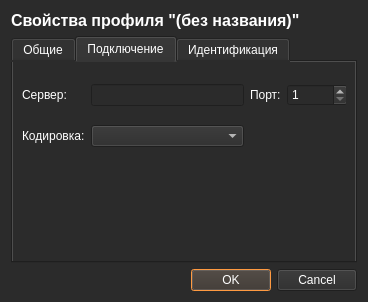
Qt form 003.ui (HSDChannel/irc-client) before a commit.
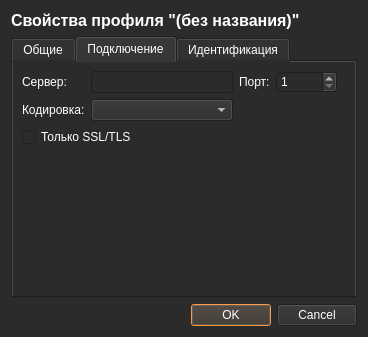
The same form after that commit. The open tabs and pages were chosen to show the change.

The edit to the form file:
```diff
--- a/003.ui
+++ b/003.ui
@@ -7,7 +7,7 @@
     <x>0</x>
     <y>0</y>
     <width>368</width>
-    <height>302</height>
+    <height>337</height>
    </rect>
   </property>
   <property name="minimumSize">
@@ -260,15 +260,14 @@
          <property name="frameShadow">
           <enum>QFrame::Raised</enum>
          </property>
-         <widget class="QWidget" name="layoutWidget">
-          <property name="geometry">
-           <rect>
-            <x>0</x>
-            <y>0</y>
-            <width>326</width>
-            <height>90</height>
-           </rect>
+         <layout class="QVBoxLayout" name="verticalLayout_5">
+          <property name="leftMargin">
+           <number>0</number>
           </property>
+          <property name="topMargin">
+           <number>0</number>
+          </property>
+          <item>
           <layout class="QGridLayout" name="gridLayout_2">
            <property name="verticalSpacing">
             <number>6</number>
@@ -337,7 +336,32 @@
             </widget>
            </item>
           </layout>
-         </widget>
+          </item>
+          <item>
+           <layout class="QVBoxLayout" name="verticalLayout_6">
+            <property name="spacing">
+             <number>6</number>
+            </property>
+            <item>
+             <widget class="QCheckBox" name="requiredssl_cb">
+              <property name="text">
+               <string>Только SSL/TLS</string>
+              </property>
+             </widget>
+            </item>
+           </layout>
+          </item>
+          <item>
+           <widget class="QFrame" name="frame_4">
+            <property name="frameShape">
+             <enum>QFrame::NoFrame</enum>
+            </property>
+            <property name="frameShadow">
+             <enum>QFrame::Raised</enum>
+            </property>
+           </widget>
+          </item>
+         </layout>
         </widget>
        </item>
       </layout>
```
Left out of the diff: 32 changed lines with no effect on the pictures. Lines whose indentation alone changed are shown as unchanged.
